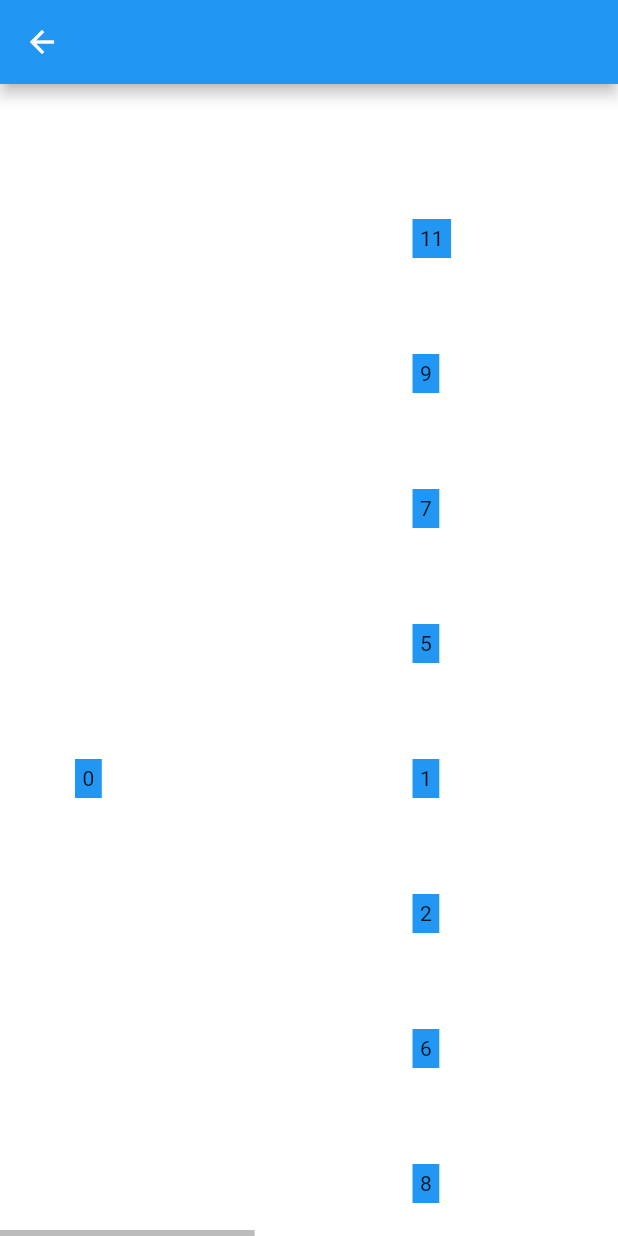
After one commit to guchengxi1994/flutter_graph, a Flutter app: the screen it shows after launch, after a tap on "tree", on a phone screen of 412 x 824 dp. The commit adds this screen. Run offline on Flutter 3.47's test engine with Material 2 defaults, Android fonts, the phone set to English and light mode, and no system bars; our stand-ins replace flutter_smart_dialog, tuple.

Commit message:
加了点代码，升级了一下flutter

```diff
--- a/example/lib/main.dart
+++ b/example/lib/main.dart
@@ -1,5 +1,6 @@
 import 'dart:ui';
 
+import 'package:flow_graph_example/tree_graph_demo.dart';
 import 'package:flutter/material.dart';
 import 'package:flutter_smart_dialog/flutter_smart_dialog.dart';
 
@@ -45,11 +46,13 @@ class Routers {
   static const pageMain = "/pageMain";
   static const pageGraph = "/pageGraph";
   static const pageSun = "/pageSun";
+  static const pageTree = "/pageTree";
 
   static Map<String, WidgetBuilder> routers = {
     pageMain: (context) => const PushTO(),
     pageGraph: (context) => const FlowGraphPage(),
-    pageSun: (context) => const SunGraphPage()
+    pageSun: (context) => const SunGraphPage(),
+    pageTree: (context) => const TreeGraphDemo()
   };
 }
 
@@ -73,6 +76,11 @@ class PushTO extends StatelessWidget {
                   Navigator.of(context).pushNamed(Routers.pageSun);
                 },
                 child: const Text("sun")),
+            ElevatedButton(
+                onPressed: () {
+                  Navigator.of(context).pushNamed(Routers.pageTree);
+                },
+                child: const Text("tree")),
           ],
         ),
       ),
--- /dev/null
+++ b/example/lib/tree_graph_demo.dart
@@ -0,0 +1,17 @@
+import 'package:flutter/material.dart';
+import 'package:flutter_graph/flutter_graph.dart';
+
+class TreeGraphDemo extends StatelessWidget {
+  const TreeGraphDemo({Key? key}) : super(key: key);
+
+  @override
+  Widget build(BuildContext context) {
+    return Scaffold(
+      appBar: AppBar(),
+      body: const TreeGraph(
+        widgetHeight: 1000,
+        widgetWidth: 1000,
+      ),
+    );
+  }
+}
--- a/lib/flutter_graph.dart
+++ b/lib/flutter_graph.dart
@@ -6,3 +6,4 @@ export "./graph/node_data.dart" show NodeData;
 export './graph/sun_graph.dart' show SunGraph;
 export 'graph/node_relations.dart' show NodeRelations;
 export 'package:tuple/tuple.dart';
+export './graph/tree_graph.dart' show TreeGraph;
--- a/lib/graph/_graph_parent_data.dart
+++ b/lib/graph/_graph_parent_data.dart
@@ -3,7 +3,6 @@ import 'package:flutter/rendering.dart';
 class GraphParentData extends ContainerBoxParentData<RenderBox> {
   late double width;
   late double height;
-
   Rect get content => Rect.fromLTWH(
         offset.dx,
         offset.dy,
--- a/lib/graph/flow_graph.dart
+++ b/lib/graph/flow_graph.dart
@@ -78,7 +78,11 @@ class _FlowGraphState extends State<FlowGraph> {
         });
         return Blurred(
           key: globalKey,
-          blurValue: blurController.shouldBlur ? 1.5 : 0,
+
+          /// 为什么设置 0.001
+          /// 因为 flutter web canvas渲染有bug,设置为0会报错
+          /// https://github.com/flutter/flutter/issues/114055
+          blurValue: blurController.shouldBlur ? 1.5 : 0.001,
           widget: GestureDetector(
             onTapDown: (details) {
               Offset position = Offset(
--- a/lib/graph/flow_graph_renderer.dart
+++ b/lib/graph/flow_graph_renderer.dart
@@ -94,7 +94,7 @@ class RenderFlowGraphWidget extends RenderBox
       while (child != null) {
         final GraphParentData childParentData =
             child.parentData as GraphParentData;
-        int? depth = nodeDatas
+        int? currentDepth = nodeDatas
             .firstWhere((element) => element.index == curIndex,
                 orElse: () => NodeData(index: -1))
             .depth;
@@ -112,15 +112,17 @@ class RenderFlowGraphWidget extends RenderBox
 
         late Offset position;
 
-        depth = depth ?? 1;
+        if (currentDepth == -1 || currentDepth == null) {
+          currentDepth = 1;
+        }
 
         if (curIndex >= 1) {
-          if (depth > 0) {
-            if (rootData.countPerDepth[depth]! >
-                rootData.countPerDepth[depth - 1]!) {
+          if (currentDepth > 0) {
+            if (rootData.countPerDepth[currentDepth]! >
+                rootData.countPerDepth[currentDepth - 1]!) {
               int _positionIndex = 0;
               while (true) {
-                position = Offset(depth * nodeHorizontalDistance,
+                position = Offset(currentDepth * nodeHorizontalDistance,
                     childSize.height + _positionIndex * nodeVerticalDistance);
 
                 if (!_positions.contains(position)) {
@@ -133,7 +135,7 @@ class RenderFlowGraphWidget extends RenderBox
             } else {
               int _positionIndex = 0;
               while (true) {
-                position = Offset(depth * nodeHorizontalDistance,
+                position = Offset(currentDepth * nodeHorizontalDistance,
                     childSize.height + _positionIndex * nodeVerticalDistance);
 
                 if (!_positions.contains(position)) {
@@ -148,11 +150,11 @@ class RenderFlowGraphWidget extends RenderBox
           }
         } else {
           /// 第一个node
-          if (rootData.countPerDepth[depth]! < maxDepth) {
+          if (rootData.countPerDepth[currentDepth]! < maxDepth) {
             position = Offset(
                 childSize.width,
                 childSize.height +
-                    maxHeight / (rootData.countPerDepth[depth]! + 1));
+                    maxHeight / (rootData.countPerDepth[currentDepth]! + 1));
           } else {
             position = Offset(childSize.width, childSize.height);
           }
@@ -170,7 +172,7 @@ class RenderFlowGraphWidget extends RenderBox
         final GraphParentData childParentData =
             child.parentData as GraphParentData;
 
-        final depth = nodeDatas
+        final currentDepth = nodeDatas
             .firstWhere((element) => element.index == curIndex,
                 orElse: () => NodeData(index: -1))
             .depth;
@@ -191,7 +193,7 @@ class RenderFlowGraphWidget extends RenderBox
         if (curIndex >= 1) {
           int _positionIndex = 0;
           while (1 == 1) {
-            position = Offset((depth ?? 1) * nodeHorizontalDistance,
+            position = Offset((currentDepth ?? 1) * nodeHorizontalDistance,
                 childSize.height + _positionIndex * nodeVerticalDistance);
 
             if (!_positions.contains(position)) {
--- a/lib/graph/node_data.dart
+++ b/lib/graph/node_data.dart
@@ -3,8 +3,13 @@ class NodeData {
   List<NodeData>? children;
   bool? isRoot;
   int? _depth;
+  int? parentIndex;
 
-  NodeData({this.children, this.index, this.isRoot});
+  NodeData({this.children, this.index, this.isRoot, this.parentIndex}) {
+    if (isRoot == true) {
+      parentIndex = null;
+    }
+  }
 
   @override
   bool operator ==(Object other) {
@@ -29,6 +34,7 @@ class NodeData {
     if (_depth != null) {
       data['depth'] = _depth;
     }
+    data['parentIndex'] = parentIndex;
     return data;
   }
 
@@ -41,6 +47,7 @@ class NodeData {
         children!.add(NodeData.fromJson(v, depth: depth + 1));
       });
     }
+    parentIndex = json['parentIndex'];
     isRoot = json['isRoot'];
   }
 
--- a/lib/graph/sun_graph.dart
+++ b/lib/graph/sun_graph.dart
@@ -79,7 +79,10 @@ class _SunGraphState extends State<SunGraph> {
           });
           return Blurred(
               key: globalKey,
-              blurValue: blurController.shouldBlur ? 1.5 : 0,
+
+              /// 为什么设置 0.001
+              /// 因为 flutter web canvas渲染有bug,设置为0会报错
+              blurValue: blurController.shouldBlur ? 1.5 : 0.001,
               widget: GestureDetector(
                 onTapDown: (details) {
                   Offset position = Offset(
--- /dev/null
+++ b/lib/graph/tree_graph.dart
@@ -0,0 +1,123 @@
+import 'package:flutter/material.dart';
+
+import 'node.dart';
+import 'node_data.dart';
+import 'tree_graph_renderer.dart';
+
+class TreeGraph extends StatefulWidget {
+  const TreeGraph({
+    Key? key,
+    required this.widgetHeight,
+    required this.widgetWidth,
+  }) : super(key: key);
+
+  final double widgetWidth;
+  final double widgetHeight;
+
+  @override
+  State<TreeGraph> createState() => _TreeGraphState();
+}
+
+class _TreeGraphState extends State<TreeGraph> {
+  final ScrollController controller1 = ScrollController();
+  final ScrollController controller2 = ScrollController();
+  NodeData data = NodeData();
+  List<int> ids = [0, 1, 2, 3, 4, 5, 6, 7, 8, 9, 10, 11];
+
+  @override
+  void dispose() {
+    controller1.dispose();
+    controller2.dispose();
+    super.dispose();
+  }
+
+  @override
+  void initState() {
+    super.initState();
+
+    data.index = 0;
+    data.isRoot = true;
+    data.children = [];
+
+    NodeData data1 = NodeData();
+    data1.index = 1;
+    data1.parentIndex = 0;
+    data1.isRoot = false;
+    data1.children = [];
+
+    NodeData data2 = NodeData();
+    data2.index = 2;
+    data2.parentIndex = 0;
+    data2.isRoot = false;
+    data2.children = [];
+
+    data.children!.add(data1);
+    data.children!.add(data2);
+
+    NodeData data3 = NodeData();
+    data3.index = 3;
+    data3.parentIndex = 1;
+    data3.isRoot = false;
+    data3.children = [];
+
+    NodeData data4 = NodeData();
+    data4.index = 4;
+    data4.parentIndex = 3;
+    data4.isRoot = false;
+    data4.children = [];
+
+    data1.children!.add(data3);
+    data3.children!.add(data4);
+
+    data.children!.add(NodeData(index: 5, children: [], parentIndex: 0));
+    data.children!.add(NodeData(index: 6, children: [], parentIndex: 0));
+    data.children!.add(NodeData(index: 7, children: [], parentIndex: 0));
+    data.children!.add(NodeData(index: 8, children: [], parentIndex: 0));
+    data.children!.add(NodeData(index: 9, children: [], parentIndex: 0));
+    data.children!.add(NodeData(index: 10, children: [], parentIndex: 0));
+    data.children!.add(NodeData(index: 11, children: [], parentIndex: 0));
+  }
+
+  @override
+  Widget build(BuildContext context) {
+    final size = MediaQuery.of(context).size;
+    final Offset center = size.center(Offset.zero);
+    return _buildContent(center);
+  }
+
+  Widget _buildContent(Offset center) {
+    return SizedBox(
+      width: widget.widgetWidth,
+      height: widget.widgetHeight,
+      child: Container(
+        color: Colors.white,
+        child: Scrollbar(
+            thumbVisibility: true,
+            controller: controller1,
+            child: SingleChildScrollView(
+              controller: controller1,
+              scrollDirection: Axis.horizontal,
+              child: SingleChildScrollView(
+                controller: controller2,
+                child: TreeGraphWidget(
+                  center: center,
+                  height: widget.widgetHeight,
+                  width: widget.widgetWidth,
+                  rootData: data,
+                  children: ids
+                      .map((e) => NodeWidget(
+                            index: e,
+                            isRoot: e == 0,
+                            child: Container(
+                              padding: const EdgeInsets.all(5),
+                              child: Text(e.toString()),
+                            ),
+                          ))
+                      .toList(),
+                ),
+              ),
+            )),
+      ),
+    );
+  }
+}
--- /dev/null
+++ b/lib/graph/tree_graph_renderer.dart
@@ -0,0 +1,215 @@
+// ignore_for_file: no_leading_underscores_for_local_identifiers
+
+import 'package:flutter/material.dart';
+import 'package:flutter/rendering.dart';
+
+import '_graph_parent_data.dart';
+import 'node_data.dart';
+
+class RenderTreeGraphWidget extends RenderBox
+    with
+        ContainerRenderObjectMixin<RenderBox, GraphParentData>,
+        RenderBoxContainerDefaultsMixin<RenderBox, GraphParentData> {
+  RenderTreeGraphWidget(
+      {List<RenderBox>? children,
+      required this.ctx,
+      required this.rootData,
+      required this.center,
+      this.height = 1000,
+      this.width = 1000})
+      : assert(width > 100) {
+    addAll(children);
+  }
+
+  BuildContext ctx;
+  final NodeData rootData;
+  final double height;
+  final double width;
+  final Offset center;
+
+  static const margin = 50.0;
+
+  @override
+  void setupParentData(RenderBox child) {
+    if (child.parentData is! GraphParentData) {
+      child.parentData = GraphParentData();
+    }
+  }
+
+  void _walk() {
+    List<NodeData> nodeDatas = rootData.toList(getDepths: true);
+    final maxDepthCount = (rootData.countPerDepth.values.toList()..sort()).last;
+    final maxDepth = (rootData.countPerDepth.keys.toList()..sort()).last;
+    final minVerticalHeight = (height - 2 * margin) / (maxDepthCount + 1);
+    final horizontalGap = (width - 2 * margin) / (maxDepth + 1);
+    final children = getChildrenAsList();
+    List<int> nodeIds = nodeDatas.map((e) => e.index!).toList()..sort();
+    while (nodeIds.isNotEmpty) {
+      final curIndex = nodeIds.removeAt(0);
+      final currentNode = nodeDatas.firstWhere(
+          (element) => element.index == curIndex,
+          orElse: () => NodeData(index: -1));
+      int? currentDepth = currentNode.depth;
+      if (currentDepth == -1 || currentDepth == null) {
+        currentDepth = 1;
+      }
+
+      final currentChild = children[curIndex];
+      currentChild.layout(
+          const BoxConstraints(
+              minHeight: 1, maxHeight: 100, minWidth: 1, maxWidth: 100),
+          parentUsesSize: true);
+      var childSize = currentChild.size;
+
+      final GraphParentData childParentData =
+          currentChild.parentData as GraphParentData;
+
+      childParentData.width = childSize.width;
+      childParentData.height = childSize.height;
+
+      final verticalGap =
+          (height - 2 * margin) / (rootData.countPerDepth[currentDepth]! + 1);
+      final position =
+          Offset(currentDepth * horizontalGap + margin, verticalGap);
+      // print(position);
+      childParentData.offset = position;
+      _walkChildren(currentNode, horizontalGap, nodeIds, nodeDatas);
+    }
+  }
+
+  late List<Offset> positions = [];
+
+  void _walkChildren(NodeData nodeData, double horizontalGap, List<int> nodeIds,
+      List<NodeData> nodeDatas) {
+    final children = getChildrenAsList();
+    if (nodeData.parentIndex == null) {
+      return;
+    }
+    final parentData = nodeDatas.firstWhere(
+        (element) => element.index == nodeData.parentIndex,
+        orElse: () => NodeData(index: -1));
+    final brotherCount = parentData.children!.length;
+    final parent = children[nodeData.parentIndex!];
+    final offset = (parent.parentData! as GraphParentData).offset;
+    final currentChild = children[nodeData.index!];
+    currentChild.layout(
+        const BoxConstraints(
+            minHeight: 1, maxHeight: 100, minWidth: 1, maxWidth: 100),
+        parentUsesSize: true);
+    var childSize = currentChild.size;
+    final GraphParentData childParentData =
+        currentChild.parentData as GraphParentData;
+    childParentData.width = childSize.width;
+    childParentData.height = childSize.height;
+
+    final curDepthItemCount = rootData.countPerDepth[nodeData.depth]!;
+    // print(curDepthItemCount);
+
+    final baseY = offset.dy;
+    final num minTop;
+    final double maxTop;
+    if (curDepthItemCount == brotherCount) {
+      minTop = 50;
+      maxTop = height - 50;
+    } else {
+      minTop = baseY - 100;
+      maxTop = baseY + 100;
+    }
+
+    final verticalGap = (maxTop - minTop) / (brotherCount + 1);
+
+    int k = 0;
+    Offset position;
+    while (true) {
+      double y;
+      if (k % 2 == 0) {
+        y = k / 2 * verticalGap;
+        position = Offset(offset.dx + horizontalGap, y + baseY);
+      } else {
+        y = (-k + 1) / 2 * verticalGap;
+        position = Offset(offset.dx + horizontalGap, y + baseY);
+      }
+
+      if (positions.contains(position)) {
+        k = k + 1;
+      } else {
+        positions.add(position);
+        break;
+      }
+    }
+
+    childParentData.offset = position;
+    for (var n in nodeData.children!) {
+      _walkChildren(n, horizontalGap, nodeIds, nodeDatas);
+    }
+
+    nodeIds.remove(nodeData.index!);
+  }
+
+  @override
+  void performLayout() {
+    if (childCount == 0) {
+      size = constraints.smallest;
+      return;
+    }
+
+    var recordRect =
+        Rect.fromCenter(center: center, width: width, height: height);
+    _walk();
+
+    size = constraints
+        .tighten(
+          height: recordRect.height,
+          width: recordRect.width,
+        )
+        .smallest;
+  }
+
+  @override
+  void paint(PaintingContext context, Offset offset) {
+    defaultPaint(context, offset);
+  }
+
+  @override
+  double? computeDistanceToActualBaseline(TextBaseline baseline) {
+    return defaultComputeDistanceToHighestActualBaseline(baseline);
+  }
+
+  @override
+  bool hitTestChildren(HitTestResult result, {required Offset position}) {
+    return defaultHitTestChildren(result as BoxHitTestResult,
+        position: position);
+  }
+}
+
+// ignore: must_be_immutable
+class TreeGraphWidget extends MultiChildRenderObjectWidget {
+  NodeData rootData;
+  final double width;
+  final double height;
+  final Offset center;
+  TreeGraphWidget(
+      {Key? key,
+      List<Widget> children = const <Widget>[],
+      required this.center,
+      required this.height,
+      required this.width,
+      required this.rootData})
+      : super(children: children, key: key);
+
+  @override
+  RenderObject createRenderObject(BuildContext context) {
+    return RenderTreeGraphWidget(
+        center: center,
+        ctx: context,
+        rootData: rootData,
+        height: height,
+        width: width);
+  }
+
+  @override
+  void updateRenderObject(
+      BuildContext context, covariant RenderObject renderObject) {
+    super.updateRenderObject(context, renderObject);
+  }
+}
```
Also changed, not shown: example/pubspec.lock.
